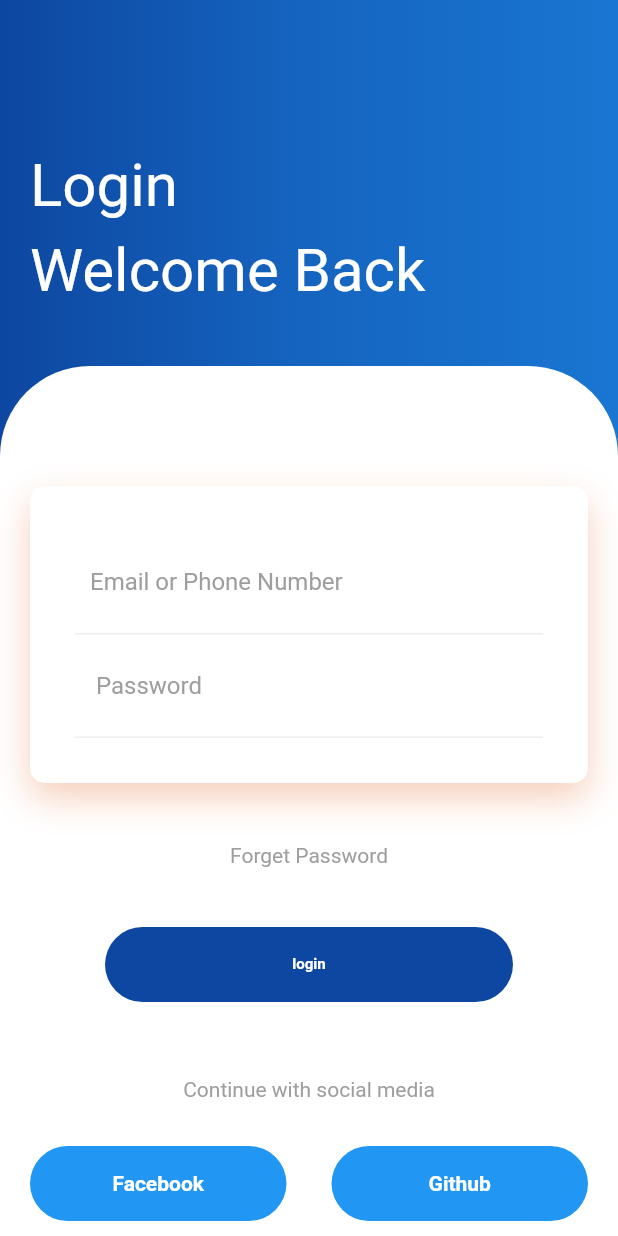
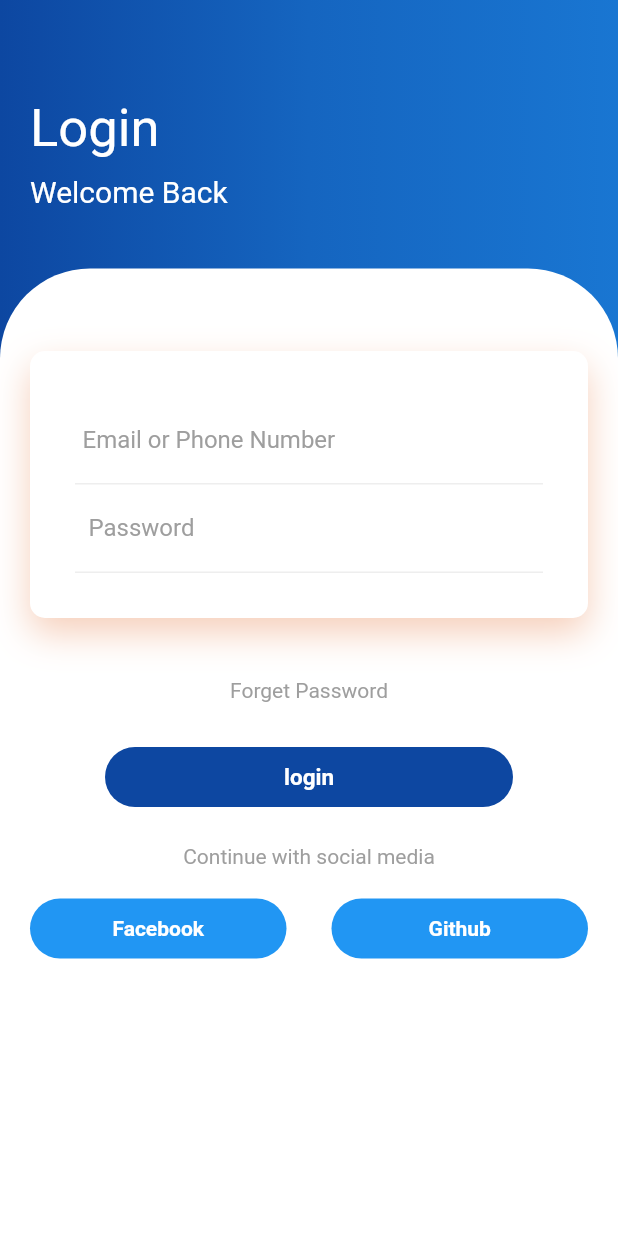
Before and after one commit to Ajwa1/flutter-login-page, a Flutter app: the screen it shows after launch, on a phone screen of 412 x 824 dp. Run offline on Flutter 3.47's test engine with Material 2 defaults, Android fonts, the phone set to English and light mode, and no system bars.

Commit message:
Update main.dart

```diff
--- a/lib/main.dart
+++ b/lib/main.dart
@@ -25,7 +25,7 @@ class HomePage extends StatelessWidget {
         child:  Column(
           crossAxisAlignment: CrossAxisAlignment.start,
           children: [
-            const SizedBox(height: 80,),
+            const SizedBox(height: 45,),
             const Padding(
               padding: EdgeInsets.all(20),
               child: Column(
@@ -35,7 +35,7 @@ class HomePage extends StatelessWidget {
                     'Login',
                     style: TextStyle(
                       color: Colors.white,
-                      fontSize: 40
+                      fontSize: 35
                     ),
                   ),
                   SizedBox(height: 10,),
@@ -43,7 +43,7 @@ class HomePage extends StatelessWidget {
                     'Welcome Back',
                     style: TextStyle(
                     color: Colors.white,
-                    fontSize: 40
+                    fontSize: 20
                     ),
                   ),
                 ],
@@ -60,7 +60,7 @@ class HomePage extends StatelessWidget {
                   padding: const EdgeInsets.all(20),
                 child: Column(
                   children: [
-                    const SizedBox(height: 60),
+                    const SizedBox(height: 35),
                     Container(
                       padding: const EdgeInsets.all(30),
                       decoration: BoxDecoration(
@@ -75,7 +75,7 @@ class HomePage extends StatelessWidget {
                       child: Column(
                         children: [
                           Container(
-                            padding: const EdgeInsets.all(10),
+                            padding: const EdgeInsets.all(5),
                             decoration: BoxDecoration(
                               border: Border(bottom: BorderSide(
                                 color: Colors.grey[200]!
@@ -91,7 +91,7 @@ class HomePage extends StatelessWidget {
                             ),
                           ),
                           Container(
-                            padding: const EdgeInsets.all(10),
+                            padding: const EdgeInsets.all(5),
                             decoration: BoxDecoration(
                               border: Border(
                                 bottom: BorderSide(
@@ -112,9 +112,9 @@ class HomePage extends StatelessWidget {
                     ),
                     const SizedBox(height: 40,),
                     const Text("Forget Password", style: TextStyle(color: Colors.grey),),
-                    const SizedBox(height: 40,),
+                    const SizedBox(height: 30,),
                     Container(
-                      height: 50,
+                      height: 40,
                       margin: const EdgeInsets.symmetric(horizontal: 50),
                       decoration: BoxDecoration(
                         borderRadius: BorderRadius.circular(50),
@@ -124,18 +124,18 @@ class HomePage extends StatelessWidget {
                         child: Text("login",
                         style: TextStyle(
                           color: Colors.white,
-                          fontSize: 10,
+                          fontSize: 15,
                           fontWeight: FontWeight.bold),),
                       ),
                     ),
-                    const SizedBox(height: 50,),
+                    const SizedBox(height: 25,),
                     const Text("Continue with social media",
                     style: TextStyle(color: Colors.grey),),
-                    const SizedBox(height: 30,),
+                    const SizedBox(height: 20,),
                     Row(
                       children: [
                         Expanded(child: Container(
-                          height: 50,
+                          height: 40,
                           decoration: BoxDecoration(
                           borderRadius: BorderRadius.circular(50),
                           color: Colors.blue
@@ -151,7 +151,7 @@ class HomePage extends StatelessWidget {
                         ),
                         const SizedBox(width: 30,),
                         Expanded(child: Container(
-                          height: 50,
+                          height: 40,
                           decoration: BoxDecoration(
                             borderRadius: BorderRadius.circular(50),
                             color: Colors.blue
@@ -161,12 +161,12 @@ class HomePage extends StatelessWidget {
                             style: TextStyle(
                               color: Colors.white,
                               fontWeight: FontWeight.bold,
-                            ),),
                             ),
                           ),
                           ),
-                      ],
-                    )
+                        ),
+                        ),
+                      ],)
                     ],
                   ),
                 ),
```
Lines whose indentation alone changed are shown as unchanged.
